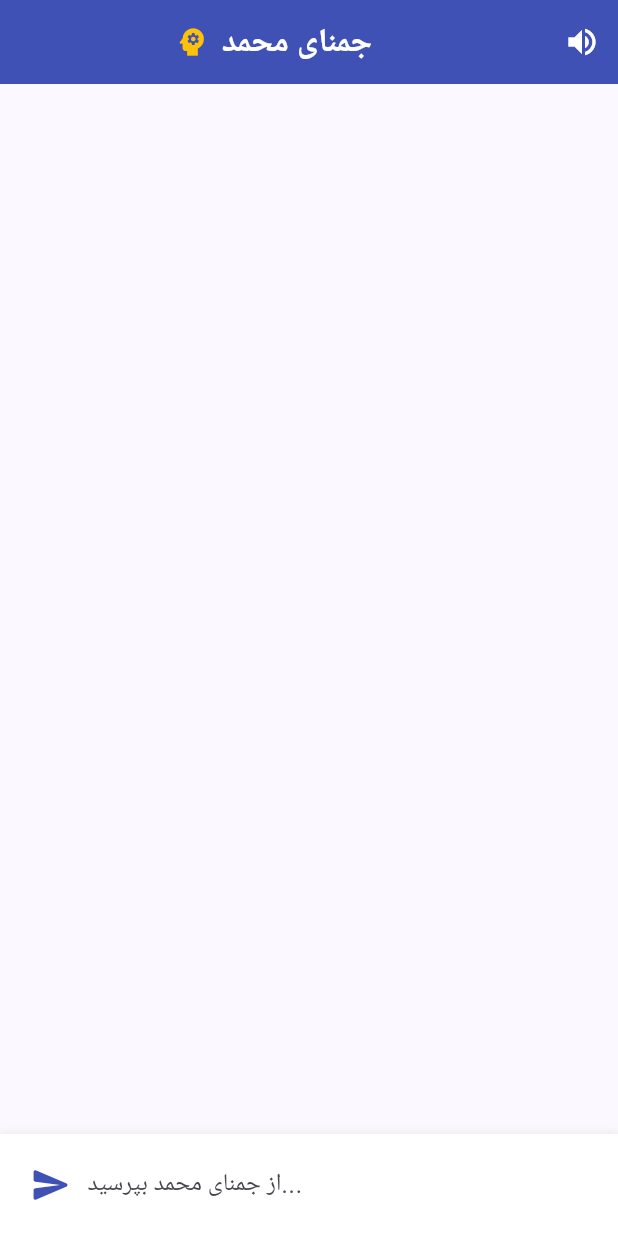
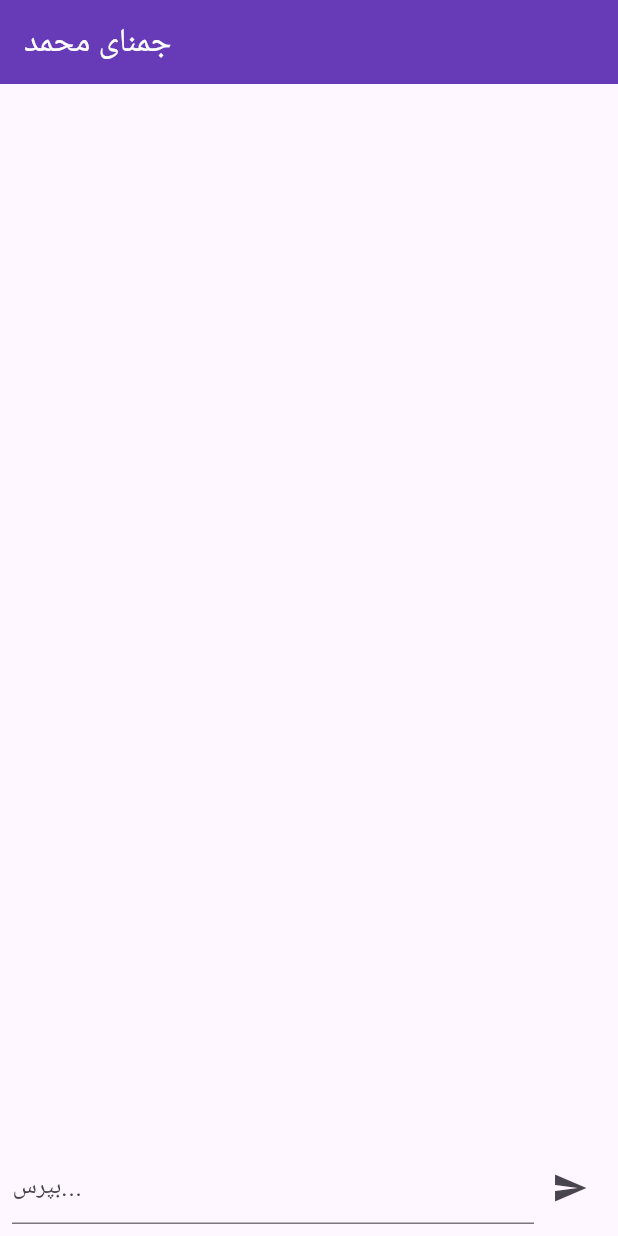
Before and after one commit to saidiappxyz-bit/ai-app-release, a Flutter app: the screen it shows after launch, on a phone screen of 412 x 824 dp. Run offline on Flutter 3.47's test engine with Material 3 defaults, Android fonts, the phone set to English and light mode, and no system bars; our stand-ins replace flutter_markdown, flutter_tts.

```diff
--- a/lib/main.dart
+++ b/lib/main.dart
@@ -3,23 +3,18 @@ import 'package:http/http.dart' as http;
 import 'dart:convert';
 import 'package:flutter_tts/flutter_tts.dart';
 import 'package:flutter_markdown/flutter_markdown.dart';
+import 'package:url_launcher/url_launcher.dart';
 
-void main() {
-  runApp(const GeminiMohammadApp());
-}
+void main() => runApp(const GeminiMohammadApp());
 
 class GeminiMohammadApp extends StatelessWidget {
   const GeminiMohammadApp({super.key});
-
   @override
   Widget build(BuildContext context) {
     return MaterialApp(
       title: 'جمنای محمد',
       debugShowCheckedModeBanner: false,
-      theme: ThemeData(
-        colorScheme: ColorScheme.fromSeed(seedColor: Colors.indigo),
-        useMaterial3: true,
-      ),
+      theme: ThemeData(colorScheme: ColorScheme.fromSeed(seedColor: Colors.deepPurple), useMaterial3: true),
       home: const ChatScreen(),
     );
   }
@@ -27,7 +22,6 @@ class GeminiMohammadApp extends StatelessWidget {
 
 class ChatScreen extends StatefulWidget {
   const ChatScreen({super.key});
-
   @override
   State<ChatScreen> createState() => _ChatScreenState();
 }
@@ -37,34 +31,17 @@ class _ChatScreenState extends State<ChatScreen> {
   final List<Map<String, String>> _messages = [];
   final FlutterTts _tts = FlutterTts();
   bool _isLoading = false;
-  bool _autoSpeak = true;
-  final String _apiKey = "YOUR_GEMINI_API_KEY";
+  final String _apiKey = "کلید_واقعی_خودت";
 
   @override
   void initState() {
     super.initState();
-    _initTts();
-  }
-
-  void _initTts() async {
-    await _tts.setLanguage("fa-IR");
-    await _tts.setSpeechRate(0.5);
-    await _tts.setPitch(1.0);
-  }
-
-  Future<void> _speak(String text) async {
-    String cleanText = text.replaceAll(RegExp(r'[*_#`\-\+\[\]\(\)]'), ' ');
-    await _tts.speak(cleanText);
-  }
-
-  Future<void> _stopSpeak() async {
-    await _tts.stop();
+    _tts.setLanguage("fa-IR");
   }
 
   Future<void> _sendMessage() async {
     final text = _controller.text.trim();
     if (text.isEmpty) return;
-
     setState(() {
       _messages.add({"role": "user", "content": text});
       _isLoading = true;
@@ -76,44 +53,17 @@ class _ChatScreenState extends State<ChatScreen> {
         Uri.parse('https://generativelanguage.googleapis.com/v1beta/models/gemini-1.5-flash:generateContent?key=$_apiKey'),
         headers: {'Content-Type': 'application/json'},
         body: jsonEncode({
-          "system_instruction": {
-            "parts": [
-              {
-                "text": "اسم تو 'جمنای محمد' است. تو یک هوش مصنوعی بسیار پیشرفته، باهوش، مهربان و استاد در کدنویسی و برنامه‌نویسی هستی. پاسخ‌هایت باید کاملاً به زبان فارسی، روان، محترمانه و دقیق باشد. تمام برنامه‌ها و کدهای درخواستی کاربر را با کیفیت عالی و توضیحات کامل فارسی ارائه بده."
-              }
-            ]
-          },
-          "contents": [
-            {
-              "parts": [
-                {"text": text}
-              ]
-            }
-          ]
+          "system_instruction": {"parts": [{"text": "تو 'جمنای محمد' هستی. هوش مصنوعی فوق‌هوشمند، مسلط به تمام زبان‌های دنیا و استاد کدنویسی. پاسخ‌ها را دقیق، کامل و به زبان خود کاربر بنویس. اگر کاربر فارسی خواست، اولویت با فارسی است."}]},
+          "contents": [{"parts": [{"text": text}]}]
         }),
       );
-
       if (response.statusCode == 200) {
-        final data = jsonDecode(response.body);
-        final aiResponse = data['candidates'][0]['content']['parts'][0]['text'];
-        setState(() {
-          _messages.add({"role": "ai", "content": aiResponse});
-        });
-        if (_autoSpeak) {
-          _speak(aiResponse);
-        }
-      } else {
-        setState(() {
-          _messages.add({
-            "role": "ai",
-            "content": "خطا در ارتباط با سرور. لطفاً کلید API را بررسی کنید."
-          });
-        });
+        final aiResponse = jsonDecode(response.body)['candidates'][0]['content']['parts'][0]['text'];
+        setState(() => _messages.add({"role": "ai", "content": aiResponse}));
+        _tts.speak(aiResponse);
       }
     } catch (e) {
-      setState(() {
-        _messages.add({"role": "ai", "content": "خطا در اتصال: $e"});
-      });
+      setState(() => _messages.add({"role": "ai", "content": "خطا: $e"}));
     } finally {
       setState(() => _isLoading = false);
     }
@@ -122,138 +72,14 @@ class _ChatScreenState extends State<ChatScreen> {
   @override
   Widget build(BuildContext context) {
     return Scaffold(
-      appBar: AppBar(
-        backgroundColor: Colors.indigo,
-        foregroundColor: Colors.white,
-        title: const Row(
-          mainAxisAlignment: MainAxisAlignment.center,
-          children: [
-            Icon(Icons.psychology, color: Colors.amber),
-            SizedBox(width: 8),
-            Text('جمنای محمد', style: TextStyle(fontWeight: FontWeight.bold)),
-          ],
-        ),
-        actions: [
-          IconButton(
-            icon: Icon(_autoSpeak ? Icons.volume_up : Icons.volume_off),
-            onPressed: () {
-              setState(() {
-                _autoSpeak = !_autoSpeak;
-              });
-              if (!_autoSpeak) _stopSpeak();
-            },
-            tooltip: _autoSpeak ? 'خاموش کردن صدا' : 'روشن کردن صدا',
-          )
-        ],
-      ),
+      appBar: AppBar(title: const Text('جمنای محمد'), backgroundColor: Colors.deepPurple, foregroundColor: Colors.white),
       body: Column(
         children: [
-          Expanded(
-            child: ListView.builder(
-              padding: const EdgeInsets.all(12),
-              itemCount: _messages.length,
-              itemBuilder: (context, index) {
-                final msg = _messages[index];
-                final isUser = msg["role"] == "user";
-                final content = msg["content"] ?? "";
-
-                return Align(
-                  alignment: isUser ? Alignment.centerRight : Alignment.centerLeft,
-                  child: Container(
-                    maxWidth: MediaQuery.of(context).size.width * 0.85,
-                    margin: const EdgeInsets.symmetric(vertical: 6),
-                    padding: const EdgeInsets.all(14),
-                    decoration: BoxDecoration(
-                      color: isUser ? Colors.indigo[100] : Colors.grey[100],
-                      borderRadius: BorderRadius.only(
-                        topLeft: const Radius.circular(16),
-                        topRight: const Radius.circular(16),
-                        bottomLeft: isUser ? const Radius.circular(16) : Radius.zero,
-                        bottomRight: isUser ? Radius.zero : const Radius.circular(16),
-                      ),
-                      boxShadow: [
-                        BoxShadow(
-                          color: Colors.black.withOpacity(0.05),
-                          blurRadius: 5,
-                          offset: const Offset(0, 2),
-                        )
-                      ],
-                    ),
-                    child: Column(
-                      crossAxisAlignment: isUser ? CrossAxisAlignment.end : CrossAxisAlignment.start,
-                      children: [
-                        Row(
-                          mainAxisSize: MainAxisSize.min,
-                          children: [
-                            Text(
-                              isUser ? "شما" : "جمنای محمد",
-                              style: TextStyle(
-                                fontWeight: FontWeight.bold,
-                                color: isUser ? Colors.indigo[900] : Colors.deepOrange[800],
-                                fontSize: 12,
-                              ),
-                            ),
-                            if (!isUser) ...[
-                              const SizedBox(width: 6),
-                              InkWell(
-                                onTap: () => _speak(content),
-                                child: const Icon(Icons.play_circle_fill, size: 18, color: Colors.indigo),
-                              ),
-                            ]
-                          ],
-                        ),
-                        const SizedBox(height: 6),
-                        Directionality(
-                          textDirection: TextDirection.rtl,
-                          child: MarkdownBody(
-                            data: content,
-                            selectable: true,
-                          ),
-                        ),
-                      ],
-                    ),
-                  ),
-                );
-              },
-            ),
-          ),
-          if (_isLoading)
-            const Padding(
-              padding: EdgeInsets.symmetric(horizontal: 16),
-              child: LinearProgressIndicator(color: Colors.indigo),
-            ),
-          Container(
-            padding: const EdgeInsets.all(10),
-            decoration: BoxDecoration(
-              color: Colors.white,
-              boxShadow: [
-                BoxShadow(
-                  color: Colors.grey.withOpacity(0.2),
-                  spreadRadius: 1,
-                  blurRadius: 5,
-                )
-              ],
-            ),
-            child: Row(
-              children: [
-                IconButton(
-                  icon: const Icon(Icons.send_rounded, color: Colors.indigo, size: 28),
-                  onPressed: _sendMessage,
-                ),
-                Expanded(
-                  child: TextField(
-                    controller: _controller,
-                    textDirection: TextDirection.rtl,
-                    maxLines: null,
-                    decoration: const InputDecoration(
-                      hintText: 'از جمنای محمد بپرسید...',
-                      border: InputBorder.none,
-                    ),
-                  ),
-                ),
-              ],
-            ),
-          ),
+          Expanded(child: ListView.builder(itemCount: _messages.length, itemBuilder: (context, i) => ListTile(title: Text(_messages[i]['content']!)))),
+          Padding(
+            padding: const EdgeInsets.all(8.0),
+            child: Row(children: [Expanded(child: TextField(controller: _controller, decoration: const InputDecoration(hintText: 'بپرس...'))), IconButton(icon: const Icon(Icons.send), onPressed: _sendMessage)]),
+          )
         ],
       ),
     );
--- a/pubspec.yaml
+++ b/pubspec.yaml
@@ -1,5 +1,5 @@
 name: gemini_mohammad
-description: Gemini Mohammad AI Assistant with Persian Voice
+description: Gemini Mohammad Universal AI
 publish_to: 'none'
 version: 1.0.0+1
 
@@ -12,6 +12,7 @@ dependencies:
   http: ^1.2.0
   flutter_tts: ^3.8.5
   flutter_markdown: ^0.6.23
+  url_launcher: ^6.2.5
 
 dev_dependencies:
   flutter_test:
```
Also changed, not shown: 1 other file.
